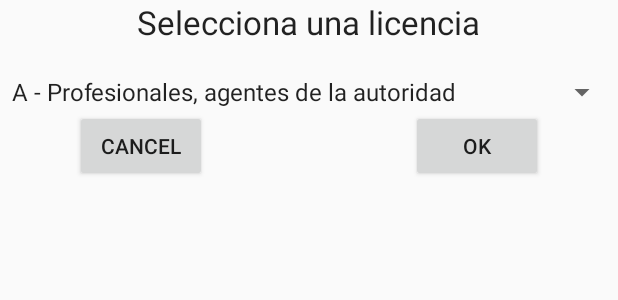
After one commit to foliolo/Municion, an Android app: the layout dialog_licencia.xml on its own in the app's theme, with its tools: preview values and no code run, on a phone screen of 412 x 824 dp. The commit adds this screen. Shown: the top 300 px of the screen. Run offline under Robolectric (Android 15) with nearby library versions, the phone set to English and light mode, and no system bars.

Commit message:
*UPDATE: Actualización de  algunos campos en la IU para su correcta visualizacion

```diff
--- a/app/src/main/java/al/ahgitdevelopment/municion/Adapters/GuiaArrayAdapter.java
+++ b/app/src/main/java/al/ahgitdevelopment/municion/Adapters/GuiaArrayAdapter.java
@@ -55,7 +55,7 @@ public class GuiaArrayAdapter extends ArrayAdapter<Guia> {
         TextView cupo = (TextView) convertView.findViewById(R.id.item_cupo_guia);
         TextView gastado = (TextView) convertView.findViewById(R.id.item_gastados_guia);
 
-        if (guia.getImagePath() != null) {
+        if (guia.getImagePath() != null && !guia.getImagePath().equals("null")) {
             imagen.setImageBitmap(BitmapFactory.decodeFile(guia.getImagePath()));
         } else
             imagen.setImageResource(R.drawable.pistola);
--- a/app/src/main/java/al/ahgitdevelopment/municion/DataBaseSQLiteHelper.java
+++ b/app/src/main/java/al/ahgitdevelopment/municion/DataBaseSQLiteHelper.java
@@ -59,7 +59,7 @@ public class DataBaseSQLiteHelper extends SQLiteOpenHelper {
     // Logcat tag
     private static final String LOG = "DatabaseHelper";
     // Database Version
-    private static final int DATABASE_VERSION = 1;
+    private static final int DATABASE_VERSION = 14;
     // Database Name
     private static final String DATABASE_NAME = "DBMunicion.db";
     // Table Create Statements
@@ -311,7 +311,7 @@ public class DataBaseSQLiteHelper extends SQLiteOpenHelper {
                 Guia guia = new Guia();
                 guia.setId(cursor.getInt(cursor.getColumnIndex(DataBaseSQLiteHelper.KEY_ID)));
                 guia.setIdCompra(cursor.getInt(cursor.getColumnIndex(DataBaseSQLiteHelper.KEY_GUIA_ID_COMPRA)));
-                guia.setIdLicencia(cursor.getInt(cursor.getColumnIndex(DataBaseSQLiteHelper.KEY_GUIA_ID_LICENCIA)));
+                guia.setTipoLicencia(cursor.getInt(cursor.getColumnIndex(DataBaseSQLiteHelper.KEY_GUIA_ID_LICENCIA)));
                 guia.setApodo(cursor.getString(cursor.getColumnIndex(DataBaseSQLiteHelper.KEY_GUIA_APODO)));
                 guia.setMarca(cursor.getString(cursor.getColumnIndex(DataBaseSQLiteHelper.KEY_GUIA_MARCA)));
                 guia.setModelo(cursor.getString(cursor.getColumnIndex(DataBaseSQLiteHelper.KEY_GUIA_MODELO)));
@@ -423,7 +423,7 @@ public class DataBaseSQLiteHelper extends SQLiteOpenHelper {
                         KEY_GUIA_GASTADO +
                         ") VALUES (" +
                         "'" + guia.getIdCompra() + "' , " +
-                        "'" + guia.getIdLicencia() + "' , " +
+                        "'" + guia.getTipoLicencia() + "' , " +
                         "'" + guia.getApodo() + "' , " +
                         "'" + guia.getMarca() + "' , " +
                         "'" + guia.getModelo() + "' , " +
--- a/app/src/main/res/layout/compra_item.xml
+++ b/app/src/main/res/layout/compra_item.xml
@@ -9,7 +9,7 @@
         android:layout_width="90dp"
         android:layout_height="90dp"
         android:clickable="true"
-        android:scaleType="centerCrop"
+        android:scaleType="fitCenter"
         android:src="@drawable/municion1"
         android:cropToPadding="false"
         android:layout_margin="8dp"/>
--- /dev/null
+++ b/app/src/main/res/layout/dialog_licencia.xml
@@ -0,0 +1,52 @@
+<?xml version="1.0" encoding="utf-8"?>
+<RelativeLayout xmlns:android="http://schemas.android.com/apk/res/android"
+                android:layout_width="fill_parent"
+                android:layout_height="wrap_content"
+                android:orientation="vertical">
+
+    <TextView
+        android:id="@+id/dialog_licencia_title"
+        android:layout_width="wrap_content"
+        android:layout_height="wrap_content"
+        android:layout_alignParentTop="true"
+        android:layout_centerHorizontal="true"
+        android:layout_gravity="center_horizontal"
+        android:text="@string/dialog_licencia_title"
+        android:textAppearance="?android:attr/textAppearanceLarge"/>
+
+    <android.support.v7.widget.AppCompatSpinner
+        android:id="@+id/dialog_licencia_spinner"
+        android:layout_width="match_parent"
+        android:layout_height="wrap_content"
+        android:layout_alignParentLeft="true"
+        android:layout_alignParentStart="true"
+        android:layout_below="@+id/dialog_licencia_title"
+        android:layout_marginTop="20dp"
+        android:entries="@array/tipo_licencias"
+        android:hint="@string/tipo_licencia"
+        android:inputType="text"
+        android:spinnerMode="dropdown"/>
+
+    <Button
+        android:id="@+id/button_cancel"
+        android:layout_width="wrap_content"
+        android:layout_height="wrap_content"
+        android:layout_alignParentLeft="true"
+        android:layout_alignParentStart="true"
+        android:layout_below="@+id/dialog_licencia_spinner"
+        android:layout_marginLeft="50dp"
+        android:layout_marginStart="50dp"
+        android:text="@android:string/cancel"/>
+
+    <Button
+        android:id="@+id/button_ok"
+        android:layout_width="wrap_content"
+        android:layout_height="wrap_content"
+        android:layout_alignParentEnd="true"
+        android:layout_alignParentRight="true"
+        android:layout_below="@+id/dialog_licencia_spinner"
+        android:layout_marginEnd="50dp"
+        android:layout_marginRight="50dp"
+        android:text="@android:string/ok"/>
+
+</RelativeLayout>
--- a/app/src/main/res/layout/guia_item.xml
+++ b/app/src/main/res/layout/guia_item.xml
@@ -9,7 +9,7 @@
         android:layout_width="90dp"
         android:layout_height="90dp"
         android:clickable="true"
-        android:scaleType="centerCrop"
+        android:scaleType="fitCenter"
         android:src="@drawable/pistola"
         android:layout_margin="8dp"/>
 
@@ -84,7 +84,7 @@
                 android:layout_weight="1"
                 android:paddingLeft="@dimen/item_margin_left"
                 android:gravity="center"
-                android:text="@string/label_cupo"
+                android:text="@string/cupo_anual"
                 android:textAppearance="?android:attr/textAppearanceSmall" />
 
             <TextView
--- a/app/src/main/res/values/arrays.xml
+++ b/app/src/main/res/values/arrays.xml
@@ -15,12 +15,12 @@
         <item>D - Caza mayor</item>
         <item>E - Escopeta</item>
         <item>F - Tiro olimpico</item>
-        <item>F - Caza</item>
-        <item>G - Pesca</item>
         <item>AE - Autorización especial</item>
         <item>AER - Autorización especial replicas</item>
-        <item>PC - Permiso Conducir</item>
         <item>Libro de coleccionista</item>
+        <item>Autonómica de Caza</item>
+        <item>Autonómica de Pesca</item>
+        <item>Permiso Conducir</item>
     </string-array>
 
     <string-array name="ccaa">
@@ -2540,6 +2540,5 @@
         <item>.58 US Musket RF Long</item>
         <item>Cal. 16 Béringer RF</item>
         <item>18 mm Milbank Amsler</item>
-        <item>Industriales</item>
     </string-array>
 </resources>
--- a/app/src/main/res/values/strings.xml
+++ b/app/src/main/res/values/strings.xml
@@ -54,7 +54,7 @@
     <string name="lbl_num_dni">Nº de DNI sin letra</string>
     <string name="lbl_num_abonado">Nº de abonado</string>
     <string name="lbl_num_poliza">Nº de Poliza Seguro</string>
-    <string name="lbl_ccaa">Comunidad Autónoma</string>
+    <string name="lbl_ccaa">CCAA</string>
     <string name="lbl_expedicion_licencia">Expedicion</string>
     <string name="lbl_caducidad_licencia">Caducidad</string>
     <string name="item_apodo_guia">Apodo</string>
@@ -81,7 +81,7 @@
     <string name="title_nueva_licencia">Nueva Licencia</string>
     <string name="tipo_licencia">Tipo de licencia</string>
     <string name="tipo_permiso_conducir">Tipo de permiso</string>
-    <string name="ccaa">Comunidad Autónoma</string>
+    <string name="ccaa">CCAA</string>
     <string name="fecha_expedicion">Fecha de expedición</string>
     <string name="fecha_caducidad">Fecha de caducidad</string>
 
@@ -165,6 +165,7 @@
 
         ]]>
     </string>
+    <string name="dialog_licencia_title">Selecciona una licencia</string>
     <string name="select_licencia">Selecciona una licencia</string>
 
     <!--google_api_key for Google Places API-->
```
Also changed, not shown: app/build.gradle (+10 -11 lines), app/src/main/AndroidManifest.xml (+2 -10 lines), app/src/main/java/al/ahgitdevelopment/municion/DataModel/Guia.java (+8 -7 lines), app/src/main/java/al/ahgitdevelopment/municion/FragmentMainActivity.java (+56 -50 lines), app/src/main/java/al/ahgitdevelopment/municion/GuiaFormActivity.java (+30 -11 lines), app/src/main/res/layout-v21/fragment_camera2_basic.xml (deleted, +0 -58 lines), app/src/main/res/layout/fragment_camera2_basic.xml (deleted, +0 -58 lines), app/src/main/res/layout/licencia_item.xml (+6 -4 lines), app/src/main/res/xml/pref_data_sync.xml (deleted, +0 -21 lines), app/src/main/res/xml/pref_general.xml (deleted, +0 -14 lines), app/src/main/res/xml/pref_notification.xml (deleted, +0 -27 lines), 2 other files.
